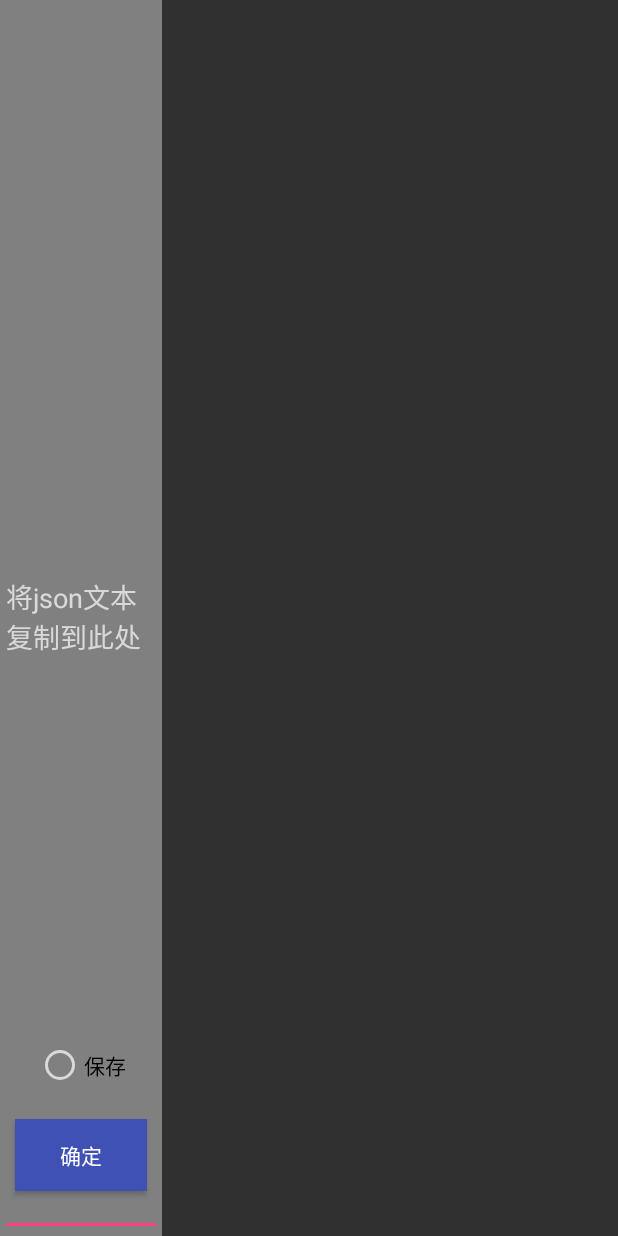
After one commit to bilimited/TodaySchedule, an Android app: the layout activity_input_json.xml on its own in the app's theme, with its tools: preview values and no code run, on a phone screen of 412 x 824 dp. The commit adds this screen. Run offline under Robolectric (Android 15) with nearby library versions, the phone set to English and light mode, and no system bars.

Commit message:
添加json序列化功能.

```diff
--- a/app/build.gradle
+++ b/app/build.gradle
@@ -46,6 +46,7 @@ dependencies {
     androidTestImplementation 'androidx.test.ext:junit:1.1.3'
     androidTestImplementation 'androidx.test.espresso:espresso-core:3.4.0'
 
+    implementation 'com.google.code.gson:gson:2.8.9'
     //bmob相关依赖
 
     implementation 'io.github.bmob:android-sdk:3.8.21'
@@ -55,4 +56,5 @@ dependencies {
     implementation 'com.squareup.okio:okio:2.2.2'
     implementation 'com.google.code.gson:gson:2.8.5'
 
+
 }
--- a/app/src/main/java/com/example/todayschedule/SeeCourseActivity.java
+++ b/app/src/main/java/com/example/todayschedule/SeeCourseActivity.java
@@ -36,7 +36,7 @@ public class SeeCourseActivity extends AppCompatActivity {
         seeTeacher.setText(seeCourse.getTeacher());
         seeClassRoom.setText(seeCourse.getClassRoom());
 
-        Button delBtn = (Button)findViewById(R.id.btn_del);
+        Button delBtn = (Button)findViewById(R.id.btn_copy);
         delBtn.setOnClickListener(new View.OnClickListener() {
             @Override
             public void onClick(View view) {
@@ -49,7 +49,7 @@ public class SeeCourseActivity extends AppCompatActivity {
         });
 
         //修改按钮被按下时
-        Button ReviseBtn = (Button)findViewById(R.id.btn_revise);
+        Button ReviseBtn = (Button)findViewById(R.id.btn_return);
         ReviseBtn.setOnClickListener(new View.OnClickListener() {
             @Override
             public void onClick(View view) {
--- /dev/null
+++ b/app/src/main/res/layout/activity_input_json.xml
@@ -0,0 +1,39 @@
+<?xml version="1.0" encoding="utf-8"?>
+<androidx.constraintlayout.widget.ConstraintLayout xmlns:android="http://schemas.android.com/apk/res/android"
+    xmlns:app="http://schemas.android.com/apk/res-auto"
+    xmlns:tools="http://schemas.android.com/tools"
+    android:layout_width="108dp"
+    android:layout_height="match_parent"
+    tools:context=".InputJsonActivity"
+    android:background="@color/white">
+
+    <EditText
+        android:id="@+id/showjson"
+        android:layout_width="match_parent"
+        android:layout_height="match_parent"
+        android:hint="将json文本复制到此处"
+        android:inputType="textMultiLine"/>
+
+    <Button
+        android:id="@+id/submit_json_button"
+        android:layout_width="wrap_content"
+        android:layout_height="wrap_content"
+        android:layout_marginBottom="30dp"
+        android:background="@color/colorPrimary"
+        android:text="确定"
+        app:layout_constraintBottom_toBottomOf="parent"
+        app:layout_constraintEnd_toEndOf="parent"
+        app:layout_constraintStart_toStartOf="parent" />
+
+    <RadioButton
+        android:id="@+id/radio_isSave"
+        android:layout_width="wrap_content"
+        android:layout_height="wrap_content"
+        android:text="保存"
+        android:layout_marginBottom="20dp"
+        android:textColor="@color/black"
+        app:layout_constraintBottom_toTopOf="@+id/submit_json_button"
+        app:layout_constraintEnd_toEndOf="@+id/submit_json_button"
+        app:layout_constraintStart_toStartOf="@+id/submit_json_button" />
+
+</androidx.constraintlayout.widget.ConstraintLayout>
--- a/app/src/main/res/layout/activity_schedule.xml
+++ b/app/src/main/res/layout/activity_schedule.xml
@@ -222,7 +222,7 @@
         android:layout_width="330dp"
         android:layout_height="match_parent"
         android:layout_gravity="start"
-        app:menu="@menu/nav_menu"
+        app:menu="@menu/schedule_nav_menu"
         app:headerLayout="@layout/nav_header"
         />
 </androidx.drawerlayout.widget.DrawerLayout>
--- a/app/src/main/res/layout/activity_see_course.xml
+++ b/app/src/main/res/layout/activity_see_course.xml
@@ -161,7 +161,7 @@
             android:layout_weight="1" />
 
         <Button
-            android:id="@+id/btn_del"
+            android:id="@+id/btn_copy"
             android:background="@color/colorPrimary"
             android:layout_width="wrap_content"
             android:layout_height="wrap_content"
@@ -182,7 +182,7 @@
             android:layout_weight="1" />
 
         <Button
-            android:id="@+id/btn_revise"
+            android:id="@+id/btn_return"
             android:layout_width="wrap_content"
             android:layout_height="wrap_content"
             android:layout_gravity="center"
--- a/app/src/main/res/menu/nav_menu.xml
+++ b/app/src/main/res/menu/nav_menu.xml
@@ -17,7 +17,7 @@
         <menu>
             <item
                 android:id="@+id/nm_share"
-                android:title="Share"/>
+                android:title="注销"/>
             <item
                 android:id="@+id/nm_send"
                 android:title="退出登录"/>
--- /dev/null
+++ b/build.gradle
@@ -0,0 +1,5 @@
+// Top-level build file where you can add configuration options common to all sub-projects/modules.
+plugins {
+    id 'com.android.application' version '7.3.1' apply false
+    id 'com.android.library' version '7.3.1' apply false
+}
```
Also changed, not shown: app/src/main/AndroidManifest.xml (+16 -0 lines), app/src/main/java/com/example/todayschedule/InputJsonActivity.java (added, +38 -0 lines), app/src/main/java/com/example/todayschedule/ScheduleActivity.java (+102 -19 lines), app/src/main/java/com/example/todayschedule/ShowJsonActivity.java (added, +53 -0 lines), app/src/main/res/layout/activity_show_json.xml (added, +70 -0 lines), app/src/main/res/menu/schedule_nav_menu.xml (added, +24 -0 lines), 2 other files.
